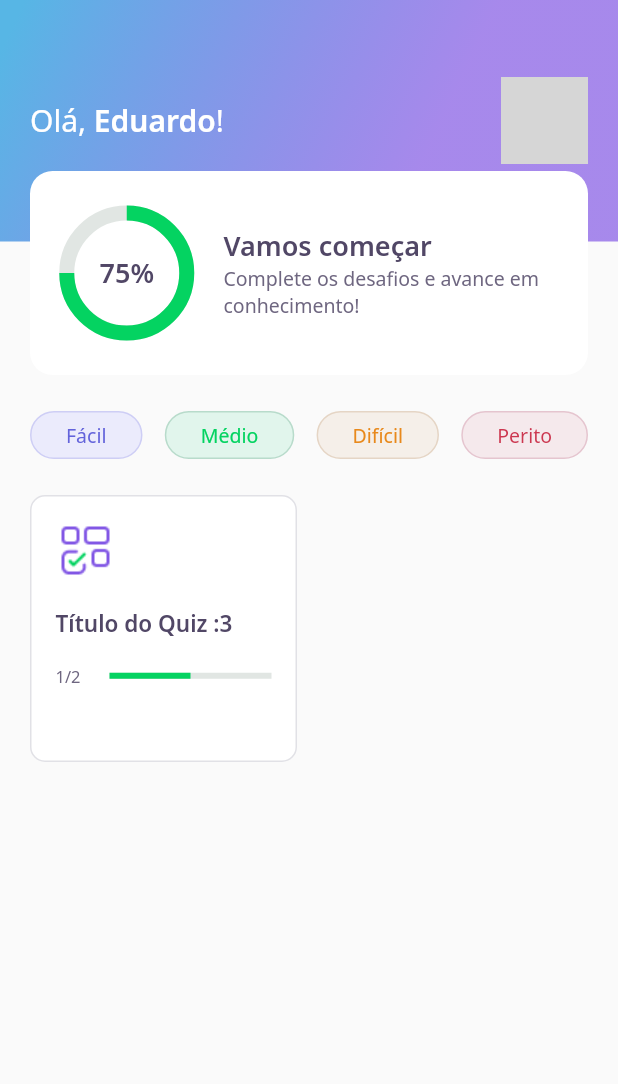
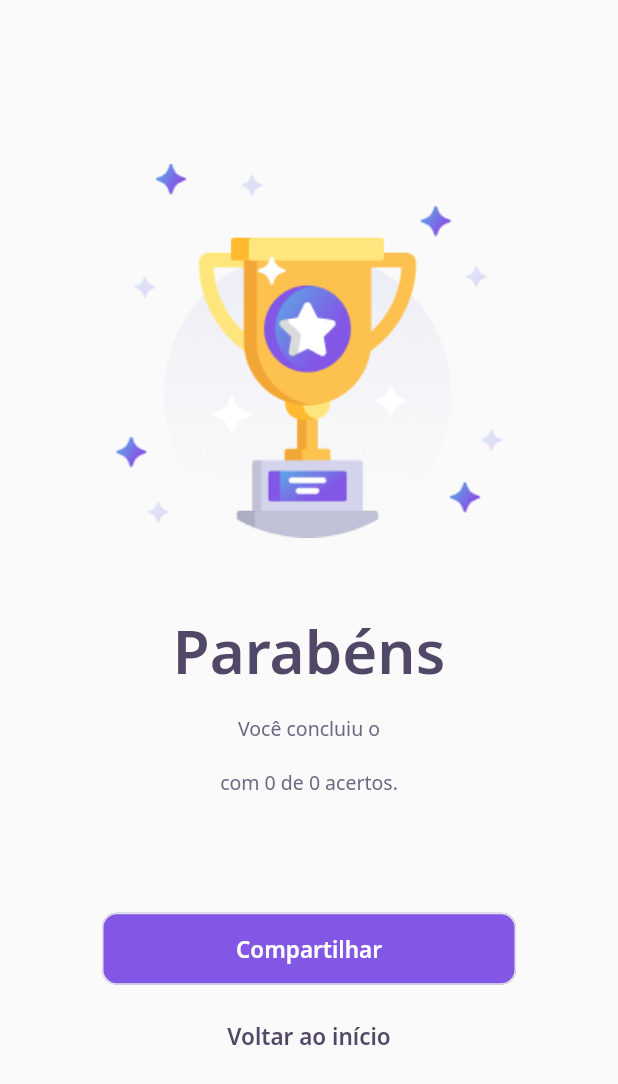
Before and after one commit to duduCMT/NLW05-Flutter-DevQuiz, a Flutter app: the ChallengePage screen opened directly with empty values, after a tap on "Finalizar", on a phone screen of 412 x 824 dp. Shown: the top 1084 px of the screen. Run offline on Flutter 3.47's test engine with Material 2 defaults, Android fonts, the phone set to English and light mode, and no system bars; our stand-ins replace google_fonts; accounts and stored records are empty; network calls fail; grey boxes are pictures that could not be loaded.

Commit message:
Result page simples implementado

```diff
--- a/lib/challenge/challenge_controller.dart
+++ b/lib/challenge/challenge_controller.dart
@@ -2,6 +2,11 @@ import 'package:flutter/cupertino.dart';
 
 class ChallengeController {
   final currentQuentionNotifier = ValueNotifier<int>(1);
+
   int get currentQuestion => currentQuentionNotifier.value;
   set currentQuestion(int value) => currentQuentionNotifier.value = value;
+
+  int qtdCurrectAnswers = 0;
+
+  bool nextPageRunning = false;
 }
--- a/lib/challenge/challenge_page.dart
+++ b/lib/challenge/challenge_page.dart
@@ -1,15 +1,22 @@
+import 'package:flutter/material.dart';
+
 import 'package:DevQuiz/challenge/challenge_controller.dart';
 import 'package:DevQuiz/challenge/widgets/next_button/next_button_widget.dart';
 import 'package:DevQuiz/challenge/widgets/question_indicator/question_indicator_widget.dart';
 import 'package:DevQuiz/challenge/widgets/quiz/quiz_widget.dart';
 import 'package:DevQuiz/core/app_colors.dart';
+import 'package:DevQuiz/result/result_page.dart';
 import 'package:DevQuiz/shared/models/question_model.dart';
-import 'package:flutter/material.dart';
 
 class ChallengePage extends StatefulWidget {
   final List<QuestionModel> questions;
+  final String title;
 
-  const ChallengePage({Key? key, required this.questions}) : super(key: key);
+  const ChallengePage({
+    Key? key,
+    required this.questions,
+    required this.title,
+  }) : super(key: key);
 
   @override
   _ChallengePageState createState() => _ChallengePageState();
@@ -26,10 +33,20 @@ class _ChallengePageState extends State<ChallengePage> {
     });
   }
 
-  void nextPage() {
-    if(controller.currentQuestion < widget.questions.length){
-        pageController.nextPage(
-        duration: Duration(milliseconds: 200), curve: Curves.linear);
+  void nextPage(bool isRigth) {
+    if(!controller.nextPageRunning){
+      controller.nextPageRunning = true;
+
+      if(isRigth){
+        controller.qtdCurrectAnswers++;
+      }
+
+      if(controller.currentQuestion < widget.questions.length){
+          pageController.nextPage(
+          duration: Duration(milliseconds: 200), curve: Curves.linear);
+      }
+
+      controller.nextPageRunning = false;
     }
   }
 
@@ -59,13 +76,14 @@ class _ChallengePageState extends State<ChallengePage> {
         children: widget.questions
             .map((e) => QuizWidget(
                   question: e,
-                  onChange: () {
+                  onSelected: (isRigth) {
                     Future.delayed(Duration(milliseconds: 1500))
-                        .then((value) => nextPage());
+                        .then((value) => nextPage(isRigth));
                   },
                 ))
             .toList(),
       ),
+
       bottomNavigationBar: SafeArea(
         bottom: true,
         child: Padding(
@@ -79,14 +97,25 @@ class _ChallengePageState extends State<ChallengePage> {
                 Expanded(
                   child: NextButtonWidget.white(
                     label: 'Pular',
-                    onTap: nextPage,
+                    onTap: (){
+                      nextPage(false);
+                    },
                   ),
                 ) :
                 Expanded(
                   child: NextButtonWidget.green(
                     label: 'Finalizar',
                     onTap: () {
-                      Navigator.pop(context);
+                      Navigator.pushReplacement(
+                        context,
+                        MaterialPageRoute(
+                          builder: (context) => ResultPage(
+                            title: widget.title,
+                            length: widget.questions.length,
+                            result: controller.qtdCurrectAnswers,
+                          )
+                        )
+                      );
                     },
                   ),
                 )
--- a/lib/challenge/widgets/awnser/awnser_widget.dart
+++ b/lib/challenge/widgets/awnser/awnser_widget.dart
@@ -8,7 +8,7 @@ class AwnserWidget extends StatelessWidget {
   final AwnserModel anwser;
   final bool isSelected;
   final bool disabled;
-  final VoidCallback onTap;
+  final ValueChanged<bool> onTap;
 
   const AwnserWidget({
     Key? key,
@@ -33,7 +33,9 @@ class AwnserWidget extends StatelessWidget {
     return IgnorePointer(
       ignoring: disabled,
       child: GestureDetector(
-        onTap: onTap,
+        onTap: (){
+          onTap(isRight);
+        },
         child: Padding(
           padding: const EdgeInsets.symmetric(vertical: 4),
           child: Container(
--- a/lib/challenge/widgets/next_button/next_button_widget.dart
+++ b/lib/challenge/widgets/next_button/next_button_widget.dart
@@ -11,6 +11,7 @@ class NextButtonWidget extends StatelessWidget {
 
   final VoidCallback onTap;
 
+
   const NextButtonWidget({
     Key? key,
     required this.label,
@@ -18,12 +19,12 @@ class NextButtonWidget extends StatelessWidget {
     required this.fontColor,
     required this.borderColor,
     required this.overlayColor,
-    required this.onTap
+    required this.onTap,
   }) : super(key: key);
 
   NextButtonWidget.green({
     required String label,
-    required VoidCallback onTap
+    required VoidCallback onTap,
   }) :
     this.backgroundColor = AppColors.darkGreen,
     this.fontColor = AppColors.white,
@@ -34,12 +35,34 @@ class NextButtonWidget extends StatelessWidget {
 
   NextButtonWidget.white({
     required String label,
-    required VoidCallback onTap
+    required VoidCallback onTap,
   }) :
     this.backgroundColor = AppColors.white,
     this.fontColor = AppColors.grey,
     this.borderColor = AppColors.border,
     this.overlayColor = AppColors.overlayDarkGreen,
+    this.label = label,
+    this.onTap = onTap;
+
+  NextButtonWidget.purple({
+    required String label,
+    required VoidCallback onTap,
+  }) :
+    this.backgroundColor = AppColors.purple,
+    this.fontColor = AppColors.white,
+    this.borderColor = AppColors.border,
+    this.overlayColor = AppColors.overlayDark,
+    this.label = label,
+    this.onTap = onTap;
+
+  NextButtonWidget.transparent({
+    required String label,
+    required VoidCallback onTap,
+  }) :
+    this.backgroundColor = Colors.transparent,
+    this.fontColor = AppColors.black,
+    this.borderColor = Colors.transparent,
+    this.overlayColor = AppColors.overlayDark,
     this.label = label,
     this.onTap = onTap;
 
@@ -70,6 +93,7 @@ class NextButtonWidget extends StatelessWidget {
             color: fontColor
           ),
         ),
+
       ),
     );
   }
--- a/lib/home/home_page.dart
+++ b/lib/home/home_page.dart
@@ -72,7 +72,11 @@ class _HomePageState extends State<HomePage> {
                       Navigator.push(
                         context,
                         MaterialPageRoute(
-                          builder: (context) => ChallengePage(questions: quiz.questions,)
+                          builder: (context) => ChallengePage(
+                            title: quiz.title,
+                            questions:
+                            quiz.questions,
+                          )
                         )
                       );
                     },
--- /dev/null
+++ b/lib/result/result_page.dart
@@ -0,0 +1,91 @@
+import 'package:DevQuiz/challenge/widgets/next_button/next_button_widget.dart';
+import 'package:DevQuiz/core/app_images.dart';
+import 'package:DevQuiz/core/app_text_styles.dart';
+import 'package:flutter/material.dart';
+
+class ResultPage extends StatelessWidget {
+  final String title;
+  final int length;
+  final int result;
+
+  const ResultPage({Key? key, required this.title, required this.length, required this.result}) : super(key: key);
+
+  @override
+  Widget build(BuildContext context) {
+    return Scaffold(
+      body: Container(
+        width: double.maxFinite,
+        padding:  EdgeInsets.symmetric(vertical: 100),
+        child: Column(
+          crossAxisAlignment: CrossAxisAlignment.center,
+          mainAxisAlignment: MainAxisAlignment.spaceAround,
+          children: [
+            Image.asset(AppImages.trophy),
+            SizedBox(height: 10,),
+            Column(
+              children: [
+                Text(
+                  'Parabéns',
+                  style: AppTextStyles.heading40,
+                ),
+                SizedBox(height: 16,),
+                Text.rich(
+                  TextSpan(
+                    text: 'Você concluiu o',
+                    style: AppTextStyles.body,
+                    children: [
+                      TextSpan(
+                        text: '\n$title',
+                        style: AppTextStyles.bodyBold,
+                      ),
+                      TextSpan(
+                        text: '\ncom $result de $length acertos.',
+                        style: AppTextStyles.body,
+                      ),
+                    ]
+                  ),
+                  textAlign: TextAlign.center,
+                ),
+              ],
+            ),
+
+            SizedBox(height: 40,),
+            Column(
+              children: [
+                Padding(
+                  padding: const EdgeInsets.symmetric(horizontal: 68),
+                  child: Row(
+                    children: [
+                      Expanded(
+                        child: NextButtonWidget.purple(
+                          label: 'Compartilhar',
+                          onTap: (){},
+                        )
+                      )
+                    ]
+                  ),
+                ),
+
+                SizedBox(height: 10,),
+
+                Padding(
+                  padding: const EdgeInsets.symmetric(horizontal: 68),
+                  child: Row(
+                    children: [
+                      Expanded(
+                        child: NextButtonWidget.transparent(
+                          label: 'Voltar ao início',
+                          onTap: () => Navigator.pop(context),
+                        )
+                      )
+                    ]
+                  ),
+                ),
+              ],
+            ),
+          ]
+        ),
+      ),
+    );
+  }
+}
```
Also changed, not shown: assets/database/quizzes.json (+11 -11 lines), lib/challenge/widgets/quiz/quiz_widget.dart (+4 -4 lines), assets/images/trophy.png.
